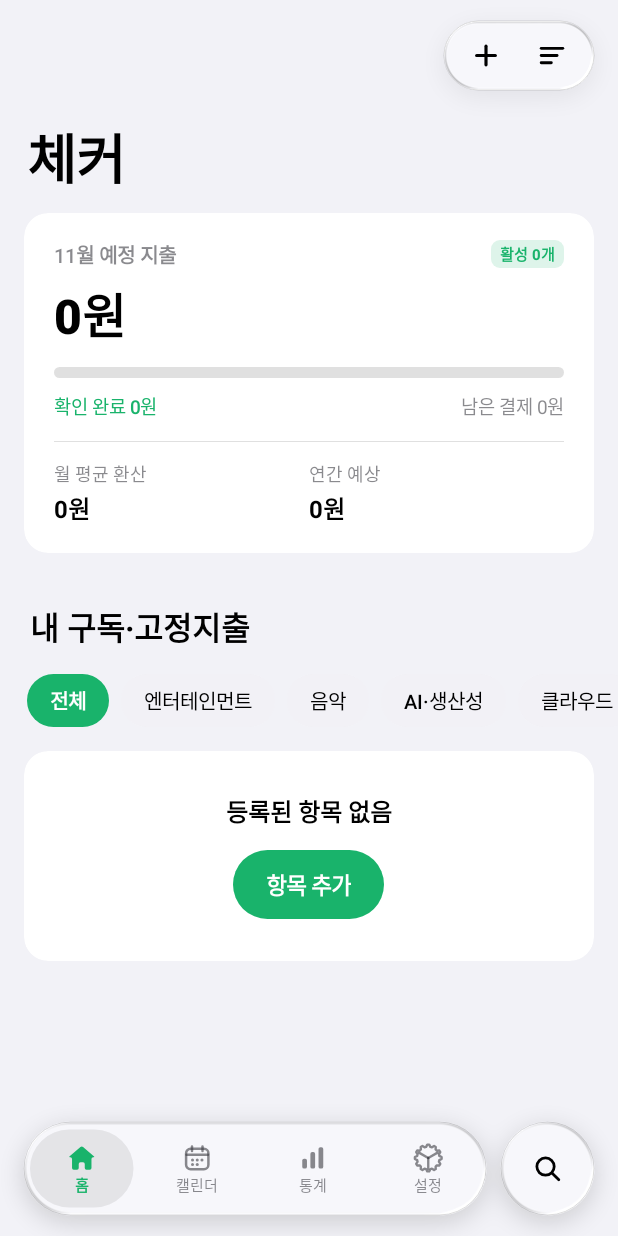
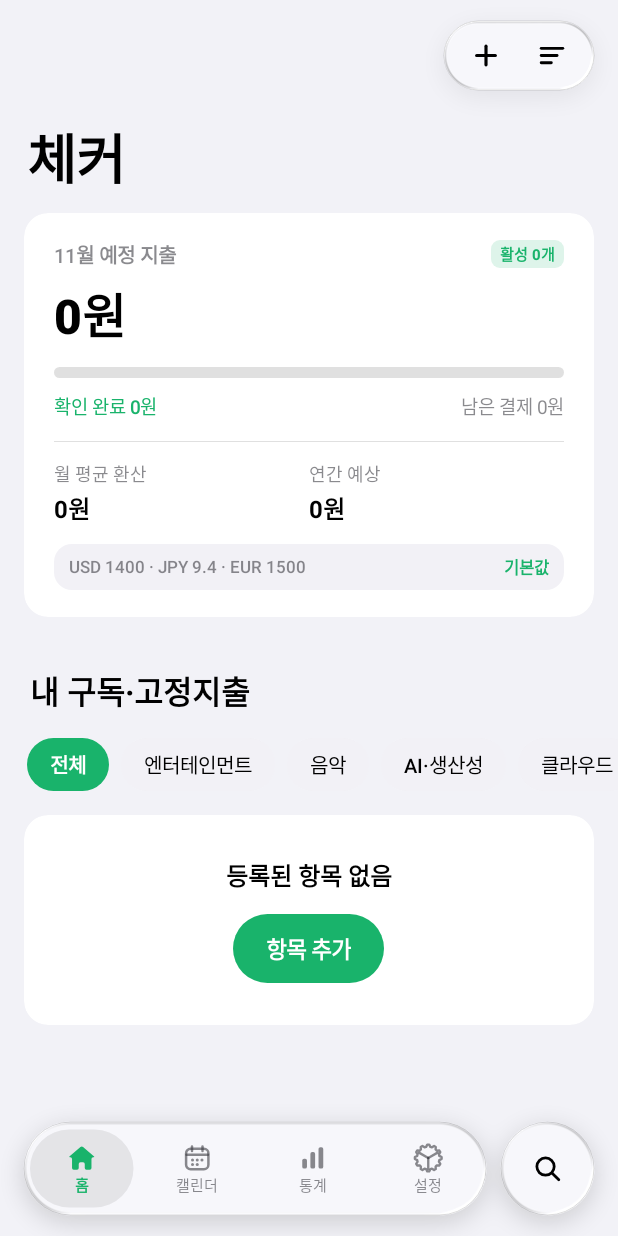
Before and after one commit to Bundelldebug/checker-android, an Android app: the screen it shows after launch (MainActivity), on a phone screen of 412 x 824 dp. Run offline under Robolectric (Android 15) with nearby library versions, the phone set to English and light mode, and no system bars; pictures from the network do not load.

Commit message:
v9.5.3: live FX rates, USD/JPY/EUR preset prices, real-time SAF cloud sync, back stack & motion

```diff
--- a/app/src/main/AndroidManifest.xml
+++ b/app/src/main/AndroidManifest.xml
@@ -1,11 +1,12 @@
 <?xml version="1.0" encoding="utf-8"?>
 <manifest xmlns:android="http://schemas.android.com/apk/res/android"
     package="com.oneuibook.checker"
-    android:versionCode="5"
-    android:versionName="9.5.2">
+    android:versionCode="6"
+    android:versionName="9.5.3">
 
     <uses-sdk android:minSdkVersion="31" android:targetSdkVersion="35" />
 
+    <uses-permission android:name="android.permission.INTERNET" />
     <uses-permission android:name="android.permission.POST_NOTIFICATIONS" />
     <uses-permission android:name="android.permission.RECEIVE_BOOT_COMPLETED" />
 
--- a/app/src/main/java/com/oneuibook/checker/Settings.java
+++ b/app/src/main/java/com/oneuibook/checker/Settings.java
@@ -70,11 +70,56 @@ final class Settings {
             });
             content.addView(gNotif, Widgets.MW);
 
-            // 2. Exchange rates
-            Widgets.Group gRate = new Widgets.Group(c, "외화 환산 기준 (원화)");
-            gRate.row(Icons.GLOBE, 0xFF7B61FF, "환율 설정",
+            // 2. Exchange rates (real-time + manual)
+            Widgets.Group gRate = new Widgets.Group(c, "실시간 외화 환율 (원화 기준)");
+            LinearLayout autoFxRow = new LinearLayout(c);
+            autoFxRow.setGravity(Gravity.CENTER_VERTICAL);
+            autoFxRow.setPadding(Ui.dp(18), Ui.dp(14), Ui.dp(18), Ui.dp(14));
+            autoFxRow.addView(Ui.text(c, "실시간 환율 자동 반영", 16, Ui.medium, Ui.text()),
+                    new LinearLayout.LayoutParams(0, ViewGroup.LayoutParams.WRAP_CONTENT, 1f));
+            Widgets.Toggle fxToggle = new Widgets.Toggle(c, Store.autoRates);
+            fxToggle.change = on -> {
+                Store.autoRates = on;
+                Store.persist(c);
+                if (on) Store.fetchLiveRates(c, true, main::reloadAll, null);
+            };
+            autoFxRow.addView(fxToggle);
+            gRate.addCustom(autoFxRow);
+
+            gRate.row(Icons.GLOBE, 0xFF7B61FF, "지금 실시간 환율 가져오기", Store.rateUpdatedLabel(), false, v -> {
+                Toast.makeText(c, "실시간 환율을 조회하는 중...", Toast.LENGTH_SHORT).show();
+                Store.fetchLiveRates(c, true, () -> {
+                    main.reloadAll();
+                    Toast.makeText(c, "실시간 환율을 반영했어요", Toast.LENGTH_SHORT).show();
+                }, () -> Toast.makeText(c, "네트워크 연결을 확인해 주세요", Toast.LENGTH_SHORT).show());
+            });
+            gRate.row(Icons.TAG, 0xFF3B8BF5, "현재 적용 환율 (수동 편집)",
                     String.format("USD %.0f · JPY %.1f · EUR %.0f", Store.usd, Store.jpy, Store.eur), true, v -> showRatesSheet());
             content.addView(gRate, Widgets.MW);
+
+            // 2.5 Real-time Cloud Sync (SAF)
+            Widgets.Group gSync = new Widgets.Group(c, "실시간 클라우드 동기화");
+            LinearLayout syncToggleRow = new LinearLayout(c);
+            syncToggleRow.setGravity(Gravity.CENTER_VERTICAL);
+            syncToggleRow.setPadding(Ui.dp(18), Ui.dp(14), Ui.dp(18), Ui.dp(14));
+            syncToggleRow.addView(Ui.text(c, "변경 시 자동 동기화", 16, Ui.medium, Ui.text()),
+                    new LinearLayout.LayoutParams(0, ViewGroup.LayoutParams.WRAP_CONTENT, 1f));
+            Widgets.Toggle syncT = new Widgets.Toggle(c, Store.autoSync);
+            syncT.change = on -> { Store.autoSync = on; Store.persist(c); };
+            syncToggleRow.addView(syncT);
+            gSync.addCustom(syncToggleRow);
+
+            boolean syncLinked = Store.syncUri != null && !Store.syncUri.isEmpty();
+            gSync.row(Icons.GLOBE, 0xFF19B36B, "동기화 상태", Store.syncStatusLabel(), false, v -> {
+                if (syncLinked) main.syncNow(true); else main.connectSyncNew();
+            });
+            gSync.row(Icons.SHARE, 0xFF3B8BF5, "새 동기화 파일 만들기 (Google Drive·OneDrive)", null, true, v -> main.connectSyncNew());
+            gSync.row(Icons.DOWNLOAD, 0xFF7B61FF, "기존 동기화 파일 연결", null, true, v -> main.connectSyncExisting());
+            if (syncLinked) {
+                gSync.row(Icons.CHECK, 0xFF14B8A6, "지금 동기화", null, false, v -> main.syncNow(true));
+                gSync.row(Icons.INFO, 0xFFE5484D, "동기화 연결 해제", null, false, v -> main.disconnectSync());
+            }
+            content.addView(gSync, Widgets.MW);
 
             // 3. Appearance (matching Play / Prism)
             Widgets.Group gApp = new Widgets.Group(c, "화면 및 글래스");
@@ -153,6 +198,8 @@ final class Settings {
                 try { Store.usd = Math.max(1, Double.parseDouble(uEt.getText().toString().trim())); } catch (Exception ignored) {}
                 try { Store.jpy = Math.max(0.1, Double.parseDouble(jEt.getText().toString().trim())); } catch (Exception ignored) {}
                 try { Store.eur = Math.max(1, Double.parseDouble(eEt.getText().toString().trim())); } catch (Exception ignored) {}
+                Store.rateSource = "수동";
+                Store.rateUpdatedAt = System.currentTimeMillis();
                 main.dataChanged();
             });
         }
--- a/app/src/main/java/com/oneuibook/checker/Store.java
+++ b/app/src/main/java/com/oneuibook/checker/Store.java
@@ -89,9 +89,17 @@ final class Store {
     static final List<Sub> subs = new ArrayList<>();
     static final Set<String> paid = new HashSet<>();
     static double usd = 1400, jpy = 9.4, eur = 1500;
+    static long rateUpdatedAt = 0;
+    static String rateSource = "기본값";
+    static boolean autoRates = true;
+    static long updatedAt = 0;
+    static String syncUri = "";
+    static long lastSyncAt = 0;
+    static boolean autoSync = true;
     static int defaultRemind = 1, remindHour = 9, sortMode;
     static boolean notify = true, showPaused = true;
     static LocalDate today = null; // test override
+    private static volatile boolean fetchingRates;
 
     static SharedPreferences prefs(Context c) {
         return c.getApplicationContext().getSharedPreferences("checker", Context.MODE_PRIVATE);
@@ -112,6 +120,13 @@ final class Store {
         usd = p.getFloat("rate_usd", 1400f);
         jpy = p.getFloat("rate_jpy", 9.4f);
         eur = p.getFloat("rate_eur", 1500f);
+        rateUpdatedAt = p.getLong("rate_updated_at", 0L);
+        rateSource = p.getString("rate_source", "기본값");
+        autoRates = p.getBoolean("auto_rates", true);
+        updatedAt = p.getLong("updated_at", 0L);
+        syncUri = p.getString("sync_uri", "");
+        lastSyncAt = p.getLong("last_sync_at", 0L);
+        autoSync = p.getBoolean("auto_sync", true);
         defaultRemind = p.getInt("remind_days", 1);
         remindHour = p.getInt("remind_hour", 9);
         notify = p.getBoolean("notify", true);
@@ -120,6 +135,7 @@ final class Store {
     }
 
     static void save(Context c) {
+        updatedAt = System.currentTimeMillis();
         persist(c);
         Reminder.schedule(c);
         CheckerWidget.updateAll(c);
@@ -139,23 +155,110 @@ final class Store {
             }
             prefs(c).edit().putString("subs", a.toString()).putString("paid", pd.toString())
                     .putFloat("rate_usd", (float) usd).putFloat("rate_jpy", (float) jpy).putFloat("rate_eur", (float) eur)
+                    .putLong("rate_updated_at", rateUpdatedAt).putString("rate_source", rateSource).putBoolean("auto_rates", autoRates)
+                    .putLong("updated_at", updatedAt).putString("sync_uri", syncUri).putLong("last_sync_at", lastSyncAt).putBoolean("auto_sync", autoSync)
                     .putInt("remind_days", defaultRemind).putInt("remind_hour", remindHour)
                     .putBoolean("notify", notify).putBoolean("show_paused", showPaused).putInt("sort_mode", sortMode).apply();
         } catch (Exception ignored) {}
+    }
+
+    /** Parses KRW-base FX JSON from open.er-api.com or frankfurter.app into {usdToKrw, jpyToKrw, eurToKrw}. */
+    static double[] parseRatesJson(String json) {
+        try {
+            JSONObject o = new JSONObject(json);
+            JSONObject r = o.optJSONObject("rates");
+            if (r == null) return null;
+            double ru = r.optDouble("USD", 0), rj = r.optDouble("JPY", 0), re = r.optDouble("EUR", 0);
+            if (ru <= 0 || rj <= 0 || re <= 0) return null;
+            double u = Math.round((1.0 / ru) * 100.0) / 100.0;
+            double j = Math.round((1.0 / rj) * 100.0) / 100.0;
+            double e = Math.round((1.0 / re) * 100.0) / 100.0;
+            if (u < 500 || u > 5000 || j < 2 || j > 50 || e < 500 || e > 5000) return null;
+            return new double[]{u, j, e};
+        } catch (Exception ignored) { return null; }
+    }
+
+    static String rateUpdatedLabel() {
+        if (rateUpdatedAt <= 0) return rateSource;
+        java.text.SimpleDateFormat sdf = new java.text.SimpleDateFormat("HH:mm", Locale.KOREA);
+        return rateSource + " · " + sdf.format(new java.util.Date(rateUpdatedAt));
+    }
+
+    static String syncStatusLabel() {
+        if (syncUri == null || syncUri.isEmpty()) return "연결 안 됨";
+        if (lastSyncAt <= 0) return "연결됨";
+        java.text.SimpleDateFormat sdf = new java.text.SimpleDateFormat("MM/dd HH:mm", Locale.KOREA);
+        return "동기화됨 · " + sdf.format(new java.util.Date(lastSyncAt));
+    }
+
+    /** Fetches real-time USD/JPY/EUR → KRW exchange rates asynchronously. */
+    static void fetchLiveRates(Context c, boolean force, Runnable onUpdated, Runnable onFailed) {
+        if (!force && (!autoRates || (System.currentTimeMillis() - rateUpdatedAt < 15 * 60 * 1000L && rateUpdatedAt > 0))) return;
+        if (fetchingRates) return;
+        fetchingRates = true;
+        final Context app = c.getApplicationContext();
+        final android.os.Handler mainH = new android.os.Handler(android.os.Looper.getMainLooper());
+        new Thread(() -> {
+            double[] parsed = null;
+            String[] urls = {
+                    "https://open.er-api.com/v6/latest/KRW",
+                    "https://api.frankfurter.app/latest?from=KRW&to=USD,JPY,EUR"
+            };
+            for (String u : urls) {
+                java.net.HttpURLConnection conn = null;
+                try {
+                    conn = (java.net.HttpURLConnection) new java.net.URL(u).openConnection();
+                    conn.setConnectTimeout(4500);
+                    conn.setReadTimeout(4500);
+                    conn.setRequestMethod("GET");
+                    if (conn.getResponseCode() == 200) {
+                        java.io.BufferedReader br = new java.io.BufferedReader(
+                                new java.io.InputStreamReader(conn.getInputStream(), java.nio.charset.StandardCharsets.UTF_8));
+                        StringBuilder sb = new StringBuilder();
+                        String line;
+                        while ((line = br.readLine()) != null) sb.append(line);
+                        br.close();
+                        parsed = parseRatesJson(sb.toString());
+                        if (parsed != null) break;
+                    }
+                } catch (Exception ignored) {
+                } finally {
+                    if (conn != null) conn.disconnect();
+                }
+            }
+            fetchingRates = false;
+            final double[] res = parsed;
+            mainH.post(() -> {
+                if (res != null) {
+                    usd = res[0]; jpy = res[1]; eur = res[2];
+                    rateUpdatedAt = System.currentTimeMillis();
+                    rateSource = "실시간";
+                    persist(app);
+                    CheckerWidget.updateAll(app);
+                    if (onUpdated != null) onUpdated.run();
+                } else if (onFailed != null) {
+                    onFailed.run();
+                }
+            });
+        }, "checker-fx").start();
     }
 
     static String exportJson() throws Exception {
         JSONObject o = new JSONObject();
         o.put("app", "Checker");
         o.put("version", MainActivity.VERSION);
+        o.put("updated_at", updatedAt > 0 ? updatedAt : System.currentTimeMillis());
         JSONArray a = new JSONArray();
         for (Sub s : subs) a.put(s.toJson());
         o.put("subs", a);
+        JSONArray pd = new JSONArray();
+        for (String k : paid) pd.put(k);
+        o.put("paid", pd);
         o.put("rates", new JSONObject().put("USD", usd).put("JPY", jpy).put("EUR", eur));
         return o.toString(2);
     }
 
-    /** Merges subscriptions from an exported file. Returns the number of imported entries. */
+    /** Merges subscriptions & paid marks from an exported/synced file. Returns the number of imported entries. */
     static int importJson(String json) throws Exception {
         JSONObject o = new JSONObject(json);
         JSONArray a = o.getJSONArray("subs");
@@ -166,9 +269,48 @@ final class Store {
             if (old != null) subs.set(subs.indexOf(old), s); else subs.add(s);
             n++;
         }
+        JSONArray pd = o.optJSONArray("paid");
+        if (pd != null) {
+            for (int i = 0; i < pd.length(); i++) {
+                String k = pd.optString(i, "");
+                if (!k.isEmpty()) paid.add(k);
+            }
+        }
         JSONObject r = o.optJSONObject("rates");
-        if (r != null) { usd = r.optDouble("USD", usd); jpy = r.optDouble("JPY", jpy); eur = r.optDouble("EUR", eur); }
+        if (r != null && rateUpdatedAt == 0) {
+            usd = r.optDouble("USD", usd); jpy = r.optDouble("JPY", jpy); eur = r.optDouble("EUR", eur);
+        }
         return n;
+    }
+
+    /** Bidirectional timestamp-aware merge for real-time sync files. Returns true if local state changed. */
+    static boolean mergeSyncJson(String remoteJson) throws Exception {
+        if (remoteJson == null || remoteJson.trim().isEmpty()) return false;
+        JSONObject o = new JSONObject(remoteJson);
+        long remoteTs = o.optLong("updated_at", 0L);
+        boolean changed = false;
+        JSONArray a = o.optJSONArray("subs");
+        if (a != null) {
+            if (remoteTs > updatedAt) {
+                subs.clear();
+                for (int i = 0; i < a.length(); i++) subs.add(Sub.from(a.getJSONObject(i)));
+                updatedAt = remoteTs;
+                changed = true;
+            } else {
+                for (int i = 0; i < a.length(); i++) {
+                    Sub s = Sub.from(a.getJSONObject(i));
+                    if (find(s.id) == null) { subs.add(s); changed = true; }
+                }
+            }
+        }
+        JSONArray pd = o.optJSONArray("paid");
+        if (pd != null) {
+            for (int i = 0; i < pd.length(); i++) {
+                String k = pd.optString(i, "");
+                if (!k.isEmpty() && paid.add(k)) changed = true;
+            }
+        }
+        return changed;
     }
 
     static Sub find(String id) {
@@ -330,35 +472,50 @@ final class Store {
 
     static int remindDays(Sub s) { return s.remind < 0 ? defaultRemind : s.remind; }
 
-    // ---- Presets (example prices; the editor reminds the user to check the real price) ----
+    // ---- Presets with authentic regional pricing across KRW / USD / JPY / EUR ----
     static final class Preset {
         final String name, currency, category;
-        final double amount;
+        final double amount, krw, usd, jpy, eur;
         final int cycle, color;
-        Preset(String n, double a, String cur, int cy, String cat, int col) { name = n; amount = a; currency = cur; cycle = cy; category = cat; color = col; }
-        Sub make() {
+        Preset(String n, double krw, double usd, double jpy, double eur, String defCur, int cy, String cat, int col) {
+            name = n; this.krw = krw; this.usd = usd; this.jpy = jpy; this.eur = eur;
+            currency = defCur; amount = priceFor(defCur); cycle = cy; category = cat; color = col;
+        }
+        double priceFor(String cur) {
+            switch (cur) {
+                case "USD": return usd;
+                case "JPY": return jpy;
+                case "EUR": return eur;
+                default: return krw;
+            }
+        }
+        Sub make() { return make(currency); }
+        Sub make(String cur) {
             Sub s = new Sub();
-            s.name = name; s.amount = amount; s.currency = currency; s.cycle = cycle; s.category = category; s.color = color;
+            s.name = name; s.currency = cur; s.amount = priceFor(cur); s.cycle = cycle; s.category = category; s.color = color;
             return s;
         }
     }
 
     static final Preset[] PRESETS = {
-            new Preset("Netflix", 13500, "KRW", MONTH, "엔터테인먼트", 0xFFE50914),
-            new Preset("YouTube Premium", 14900, "KRW", MONTH, "엔터테인먼트", 0xFFFF2D2D),
-            new Preset("Spotify", 11990, "KRW", MONTH, "음악", 0xFF1DB954),
-            new Preset("ChatGPT Plus", 20, "USD", MONTH, "AI·생산성", 0xFF10A37F),
-            new Preset("Claude Pro", 20, "USD", MONTH, "AI·생산성", 0xFFD97757),
-            new Preset("NovelAI", 25, "USD", MONTH, "AI·생산성", 0xFF3D4A9E),
-            new Preset("Disney+", 9900, "KRW", MONTH, "엔터테인먼트", 0xFF113CCF),
-            new Preset("쿠팡 와우", 7890, "KRW", MONTH, "쇼핑·멤버십", 0xFFE52528),
-            new Preset("네이버플러스", 4900, "KRW", MONTH, "쇼핑·멤버십", 0xFF03C75A),
-            new Preset("iCloud+", 1100, "KRW", MONTH, "클라우드", 0xFF3693F3),
-            new Preset("Google One", 2400, "KRW", MONTH, "클라우드", 0xFF4285F4),
-            new Preset("Microsoft 365", 119000, "KRW", YEAR, "AI·생산성", 0xFFD83B01),
-            new Preset("휴대폰 요금", 55000, "KRW", MONTH, "고정지출", 0xFF64748B),
-            new Preset("월세", 500000, "KRW", MONTH, "고정지출", 0xFF7B61FF),
-            new Preset("보험료", 80000, "KRW", MONTH, "고정지출", 0xFF0EA5E9),
-            new Preset("헬스장", 60000, "KRW", MONTH, "기타", 0xFFFF6B3D),
+            new Preset("Netflix", 13500, 15.49, 1590, 13.99, "KRW", MONTH, "엔터테인먼트", 0xFFE50914),
+            new Preset("YouTube Premium", 14900, 13.99, 1280, 12.99, "KRW", MONTH, "엔터테인먼트", 0xFFFF2D2D),
+            new Preset("Spotify", 11990, 11.99, 980, 10.99, "KRW", MONTH, "음악", 0xFF1DB954),
+            new Preset("ChatGPT Plus", 29000, 20.0, 3000, 20.0, "USD", MONTH, "AI·생산성", 0xFF10A37F),
+            new Preset("Claude Pro", 29000, 20.0, 3000, 18.0, "USD", MONTH, "AI·생산성", 0xFFD97757),
+            new Preset("NovelAI", 35000, 25.0, 3800, 23.0, "USD", MONTH, "AI·생산성", 0xFF3D4A9E),
+            new Preset("Disney+", 9900, 13.99, 1140, 11.99, "KRW", MONTH, "엔터테인먼트", 0xFF113CCF),
+            new Preset("쿠팡 와우", 7890, 5.99, 890, 5.49, "KRW", MONTH, "쇼핑·멤버십", 0xFFE52528),
+            new Preset("네이버플러스", 4900, 3.99, 550, 3.49, "KRW", MONTH, "쇼핑·멤버십", 0xFF03C75A),
+            new Preset("iCloud+", 1100, 0.99, 130, 0.99, "KRW", MONTH, "클라우드", 0xFF3693F3),
+            new Preset("Google One", 2400, 1.99, 250, 1.99, "KRW", MONTH, "클라우드", 0xFF4285F4),
+            new Preset("Microsoft 365", 119000, 69.99, 14900, 69.0, "KRW", YEAR, "AI·생산성", 0xFFD83B01),
+            new Preset("휴대폰 요금", 55000, 40.0, 5500, 35.0, "KRW", MONTH, "고정지출", 0xFF64748B),
+            new Preset("월세", 500000, 1200.0, 80000, 900.0, "KRW", MONTH, "고정지출", 0xFF7B61FF),
+            new Preset("보험료", 80000, 60.0, 8500, 55.0, "KRW", MONTH, "고정지출", 0xFF0EA5E9),
+            new Preset("헬스장", 60000, 45.0, 7000, 40.0, "KRW", MONTH, "기타", 0xFFFF6B3D),
+            new Preset("Apple One", 14900, 19.95, 1200, 19.95, "KRW", MONTH, "엔터테인먼트", 0xFF1C1C1E),
+            new Preset("Nintendo Online", 4900, 3.99, 306, 3.99, "KRW", MONTH, "엔터테인먼트", 0xFFE60012),
+            new Preset("Adobe CC", 66000, 59.99, 7780, 67.49, "USD", MONTH, "AI·생산성", 0xFFFF0000),
     };
 }
--- a/app/src/main/java/com/oneuibook/checker/Widgets.java
+++ b/app/src/main/java/com/oneuibook/checker/Widgets.java
@@ -401,11 +401,13 @@ final class Widgets {
         interface Listener { void onSelect(int index); }
         private final LinearLayout row;
         private final String[] items;
+        private final Listener listener;
         private int selected;
 
         Chips(Context c, String[] items, int initial, Listener l) {
             super(c);
             this.items = items;
+            this.listener = l;
             this.selected = initial;
             setHorizontalScrollBarEnabled(false);
             setOverScrollMode(OVER_SCROLL_NEVER);
@@ -415,6 +417,12 @@ final class Widgets {
             row.setPadding(Ui.dp(18), Ui.dp(4), Ui.dp(18), Ui.dp(8));
             addView(row);
             rebuild(l);
+        }
+
+        void setSelected(int idx) {
+            if (idx < 0 || idx >= items.length || selected == idx) return;
+            selected = idx;
+            rebuild(listener);
         }
 
         private void rebuild(Listener l) {
```
Also changed, not shown: app/src/main/java/com/oneuibook/checker/MainActivity.java (+103 -4 lines), app/src/main/java/com/oneuibook/checker/Pages.java (+63 -6 lines), 7 other files.
